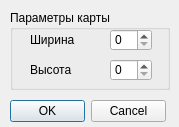
n0ran/BunnyMapRedactor, file mapsizedialog.ui: the form before one commit.
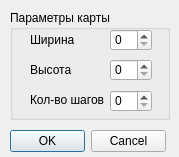
The form after the commit.

Commit message: added steps parameter + refactoring

```diff
--- a/mapsizedialog.ui
+++ b/mapsizedialog.ui
@@ -7,7 +7,7 @@
     <x>0</x>
     <y>0</y>
     <width>179</width>
-    <height>127</height>
+    <height>157</height>
    </rect>
   </property>
   <property name="windowTitle">
@@ -17,7 +17,7 @@
    <property name="geometry">
     <rect>
      <x>10</x>
-     <y>100</y>
+     <y>130</y>
      <width>156</width>
      <height>23</height>
     </rect>
@@ -32,7 +32,7 @@
      <x>10</x>
      <y>10</y>
      <width>160</width>
-     <height>80</height>
+     <height>110</height>
     </rect>
    </property>
    <property name="title">
@@ -84,6 +84,29 @@
      </rect>
     </property>
    </widget>
+   <widget class="QLabel" name="label_3">
+    <property name="geometry">
+     <rect>
+      <x>20</x>
+      <y>80</y>
+      <width>80</width>
+      <height>20</height>
+     </rect>
+    </property>
+    <property name="text">
+     <string>Кол-во шагов</string>
+    </property>
+   </widget>
+   <widget class="QSpinBox" name="stepsNum">
+    <property name="geometry">
+     <rect>
+      <x>100</x>
+      <y>80</y>
+      <width>42</width>
+      <height>22</height>
+     </rect>
+    </property>
+   </widget>
   </widget>
  </widget>
  <layoutdefault spacing="6" margin="11"/>
```
The commit also changes 14 other files.
